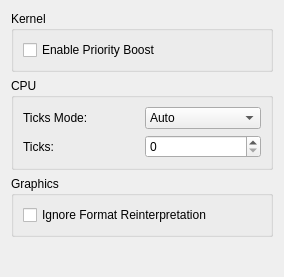
Above: src/citra_qt/configuration/configure_hacks.ui from grimtnt/citra before the change. Below: the same form after it.
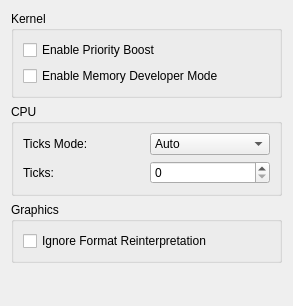
That is the form after the change.

Diff of the .ui file:
```diff
--- a/src/citra_qt/configuration/configure_hacks.ui
+++ b/src/citra_qt/configuration/configure_hacks.ui
@@ -6,8 +6,8 @@
    <rect>
     <x>0</x>
     <y>0</y>
-    <width>284</width>
-    <height>277</height>
+    <width>293</width>
+    <height>306</height>
    </rect>
   </property>
   <property name="windowTitle">
@@ -32,6 +32,13 @@
           </property>
          </widget>
         </item>
+        <item>
+         <widget class="QCheckBox" name="toggle_memory_developer_mode">
+          <property name="text">
+           <string>Enable Memory Developer Mode</string>
+          </property>
+         </widget>
+        </item>
        </layout>
       </widget>
      </item>
```
